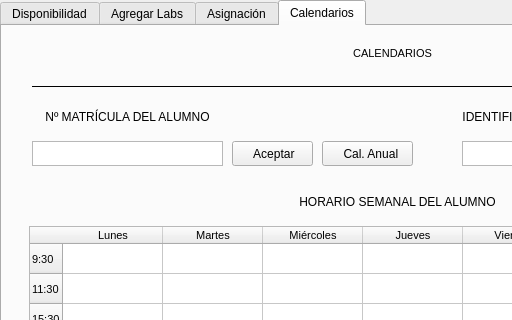
First picture: the form in interfaz.ui, repository rubennj/listas-grupos-lab, before the edit; both pictures show x 0 to 512 and y 0 to 320 of the 800 by 490 pixel window.
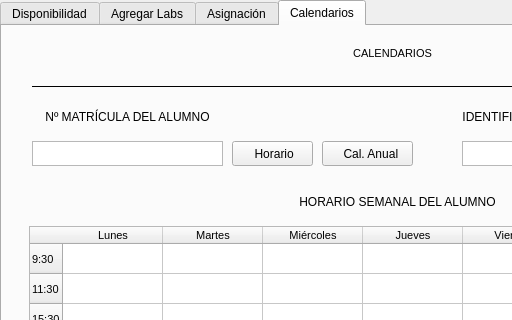
Second picture: the form after the edit. The open tabs and pages were chosen to show the change.

The edit to the form file:
```diff
--- a/interfaz.ui
+++ b/interfaz.ui
@@ -1428,7 +1428,7 @@
        </rect>
       </property>
       <property name="text">
-       <string> Aceptar</string>
+       <string> Horario</string>
       </property>
      </widget>
      <widget class="QLabel" name="lblHorarios">
```
Left out of the diff: 2 changed lines with no effect on the pictures.
